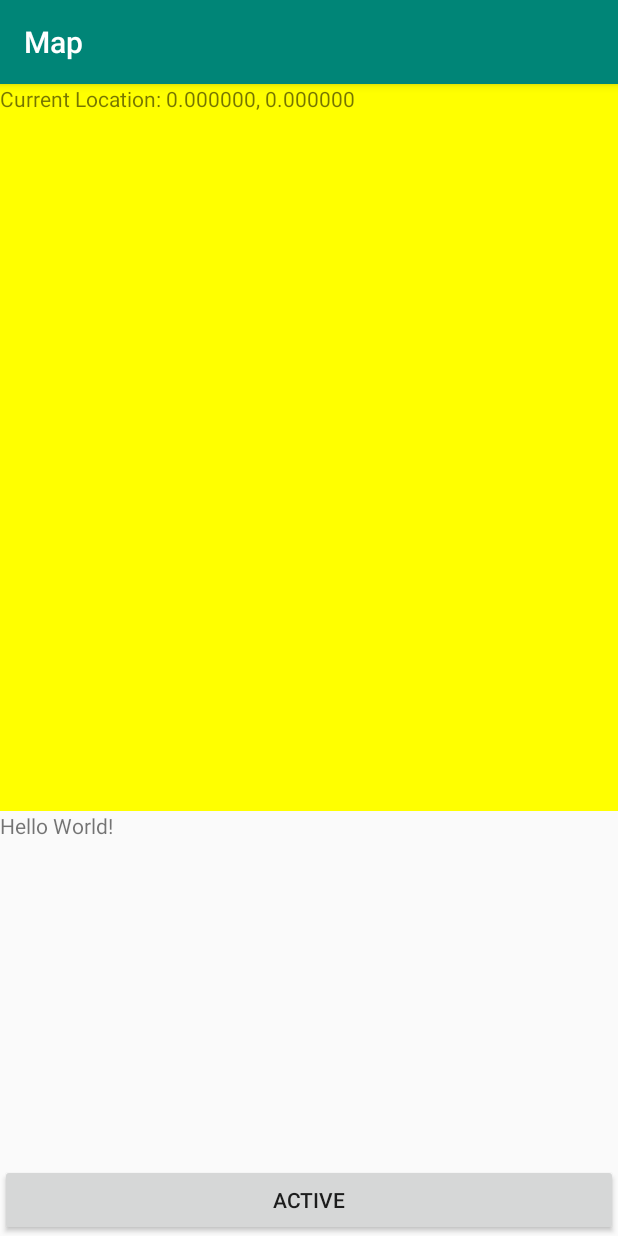
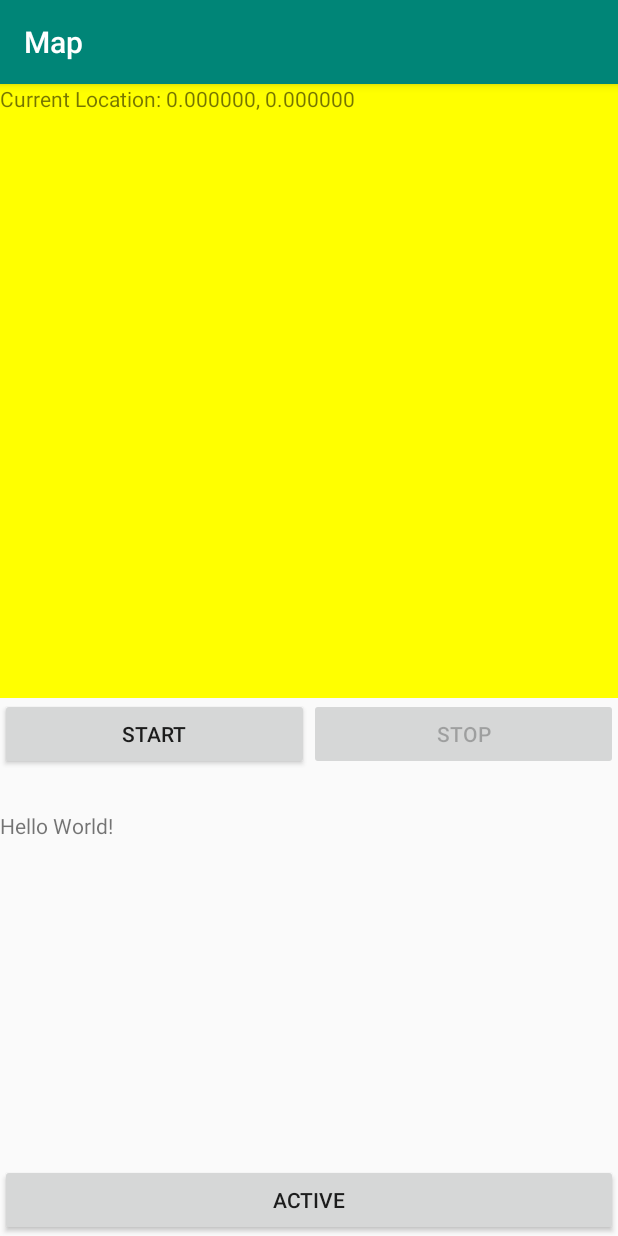
Before and after one commit to 4nna/burst, an Android app: the screen it shows after launch (MainActivity), on a phone screen of 412 x 824 dp. Run offline under Robolectric (Android 15) with nearby library versions, the phone set to English and light mode, and no system bars; our stand-ins replace ButterKnife, Volley; libraries missing offline, so code that uses them is left out: com.karumi.dexter.

```diff
--- a/app/src/main/java/de/hacktival/burst/MainActivity.java
+++ b/app/src/main/java/de/hacktival/burst/MainActivity.java
@@ -18,12 +18,14 @@ import android.net.Uri;
 import android.os.Build;
 import android.os.Bundle;
 import android.os.Looper;
+import android.provider.Settings;
 import android.support.annotation.NonNull;
 import android.support.v4.app.ActivityCompat;
 import android.support.v4.content.ContextCompat;
 import android.support.v7.app.AppCompatActivity;
 import android.util.Log;
 import android.view.View;
+//import android.webkit.PermissionRequest;
 import android.widget.Button;
 import android.widget.TextView;
 import android.widget.Toast;
@@ -52,6 +54,12 @@ import com.google.android.gms.tasks.OnCompleteListener;
 import com.google.android.gms.tasks.OnFailureListener;
 import com.google.android.gms.tasks.OnSuccessListener;
 import com.google.android.gms.tasks.Task;
+import com.karumi.dexter.Dexter;
+import com.karumi.dexter.PermissionToken;
+import com.karumi.dexter.listener.PermissionDeniedResponse;
+import com.karumi.dexter.listener.PermissionGrantedResponse;
+import com.karumi.dexter.listener.PermissionRequest;
+import com.karumi.dexter.listener.single.PermissionListener;
 
 import org.json.JSONException;
 import org.json.JSONObject;
@@ -59,6 +67,8 @@ import org.json.JSONObject;
 import java.util.ArrayList;
 import java.util.List;
 
+import butterknife.ButterKnife;
+import butterknife.OnClick;
 import de.hacktival.burst.utils.Network;
 //import static de.hacktival.burst.Constants;
 
@@ -70,6 +80,10 @@ public class MainActivity extends AppCompatActivity {
     //private static final String REQUESTING_LOCATION_UPDATES_KEY = "requesting_Location_Updates";
     private double latitude;
     private double longitude;
+    Button btnStartUpdates;
+    Button btnStopUpdates;
+    TextView simpleTextView;
+    Button activateButton;
 
     private SettingsClient mSettingsClient;
     private FusedLocationProviderClient mFusedLocationClient;
@@ -122,8 +136,10 @@ public class MainActivity extends AppCompatActivity {
 
 */
         setContentView(R.layout.activity_main); //set the layout
-        final TextView simpleTextView = (TextView) findViewById(R.id.location_text); //get the id for TextView
-        final Button activateButton = (Button) findViewById(R.id.button); //get the id for button
+        simpleTextView = (TextView) findViewById(R.id.location_text); //get the id for TextView
+        activateButton = (Button) findViewById(R.id.button); //get the id for button
+        btnStartUpdates=findViewById(R.id.btn_start_location_updates);
+        btnStopUpdates=findViewById(R.id.btn_stop_location_updates);
 
         simpleTextView.setText(String.format("Current Location: %f, %f", latitude, longitude));
         activateButton.setOnClickListener(new View.OnClickListener() {
@@ -137,6 +153,7 @@ public class MainActivity extends AppCompatActivity {
                 }
             }
         });
+        ButterKnife.bind(this);
 
         init_location();
         updateValuesFromBundle(savedInstanceState);
@@ -166,22 +183,7 @@ public class MainActivity extends AppCompatActivity {
     private void init_location(){
         mFusedLocationClient = LocationServices.getFusedLocationProviderClient(this);
         mSettingsClient = LocationServices.getSettingsClient(this);
-       /* mFusedLocationClient.getLastLocation()
-                .addOnSuccessListener(this, new OnSuccessListener<Location>() {
-                    @Override
-                    public void onSuccess(Location location) {
-                        // Got last known location. In some rare situations this can be null.
-                        if (location != null) {
-                            // Logic to handle location object
-                            latitude = location.getLatitude();
-                            longitude = location.getLongitude();
-                            final TextView simpleTextView = (TextView) findViewById(R.id.location_text);
-                            simpleTextView.setBackgroundColor(Color.RED);
-                            simpleTextView.setText(String.format("location is: %f, %f", longitude, latitude));
-                        }
-                    }
-                });
-*/
+
         mLocationCallback = new LocationCallback() {
             @Override
             public void onLocationResult(LocationResult locationResult) {
@@ -194,7 +196,7 @@ public class MainActivity extends AppCompatActivity {
             };
         };
 
-        mRequestingLocationUpdates = true;
+        mRequestingLocationUpdates = false;
         //LocationRequest mlocationRequest = LocationRequest.create();
         mLocationRequest = new LocationRequest();
         mLocationRequest.setInterval(10000);
@@ -234,9 +236,10 @@ public class MainActivity extends AppCompatActivity {
     private void updateLocationUI(){
         if (mCurrentLocation != null) {
             final TextView simpleTextView = (TextView) findViewById(R.id.location_text);
-            simpleTextView.setBackgroundColor(Color.BLUE);
+            //simpleTextView.setBackgroundColor(Color.BLUE);
             simpleTextView.setText(String.format("Current Location: %f - %f ", mCurrentLocation.getLatitude(), mCurrentLocation.getLongitude()));
         }
+        toggleButtons();
     }
 
     @Override
@@ -246,6 +249,18 @@ public class MainActivity extends AppCompatActivity {
         super.onSaveInstanceState(outState);
     }
 
+    private void toggleButtons() {
+        if (mRequestingLocationUpdates) {
+            btnStartUpdates.setEnabled(false);
+            btnStopUpdates.setEnabled(true);
+        } else {
+            btnStartUpdates.setEnabled(true);
+            btnStopUpdates.setEnabled(false);
+        }
+    }
+
+
+
     /**
      * Starting location updates
      * Check whether location settings are satisfied and then
@@ -253,8 +268,8 @@ public class MainActivity extends AppCompatActivity {
      */
 
     //@SuppressLint("MissingPermission")
-   // @SuppressLint("DefaultLocale")
-  /*  private void startLocationUpdates() {
+    // @SuppressLint("DefaultLocale")
+    private void startLocationUpdates() {
         mSettingsClient
                 .checkLocationSettings(mLocationSettingsRequest)
                 .addOnSuccessListener(this, new OnSuccessListener<LocationSettingsResponse>() {
@@ -301,9 +316,58 @@ public class MainActivity extends AppCompatActivity {
                     }
                 });
     }
-*/
 
-/*
+
+
+    @OnClick(R.id.btn_start_location_updates)
+    public void startLocationButtonClick() {
+        // Requesting ACCESS_FINE_LOCATION using Dexter library
+        Dexter.withActivity(this)
+                .withPermission(Manifest.permission.ACCESS_FINE_LOCATION)
+                .withListener(new PermissionListener() {
+                    @Override
+                    public void onPermissionGranted(PermissionGrantedResponse response) {
+                        mRequestingLocationUpdates = true;
+                        startLocationUpdates();
+                    }
+
+                    @Override
+                    public void onPermissionDenied(PermissionDeniedResponse response) {
+                        if (response.isPermanentlyDenied()) {
+                            // open device settings when the permission is
+                            // denied permanently
+                            openSettings();
+                        }
+                    }
+
+                    @Override
+                    public void onPermissionRationaleShouldBeShown(PermissionRequest permission, PermissionToken token) {
+                        token.continuePermissionRequest();
+                    }
+                }).check();
+    }
+
+    @OnClick(R.id.btn_stop_location_updates)
+    public void stopLocationButtonClick() {
+        mRequestingLocationUpdates = false;
+        stopLocationUpdates();
+    }
+
+
+    private void stopLocationUpdates() {
+        // Removing location updates
+        mFusedLocationClient
+                .removeLocationUpdates(mLocationCallback)
+                .addOnCompleteListener(this, new OnCompleteListener<Void>() {
+                    @Override
+                    public void onComplete(@NonNull Task<Void> task) {
+                        Toast.makeText(getApplicationContext(), "Location updates stopped!", Toast.LENGTH_SHORT).show();
+                        toggleButtons();
+                    }
+                });
+    }
+
+
     @Override
     protected void onActivityResult(int requestCode, int resultCode, Intent data) {
         switch (requestCode) {
@@ -322,8 +386,8 @@ public class MainActivity extends AppCompatActivity {
                 break;
         }
     }
-*/
-/*
+
+
     private void openSettings() {
         Intent intent = new Intent();
         intent.setAction(
@@ -334,17 +398,16 @@ public class MainActivity extends AppCompatActivity {
         intent.setFlags(Intent.FLAG_ACTIVITY_NEW_TASK);
         startActivity(intent);
     }
-*/
-    private void stopLocationUpdates() {
-        // Removing location updates
-        mFusedLocationClient.removeLocationUpdates(mLocationCallback)
-                .addOnCompleteListener(this, new OnCompleteListener<Void>() {
-                    @Override
-                    public void onComplete(@NonNull Task<Void> task) {
-                        Toast.makeText(getApplicationContext(), "Location updates stopped!", Toast.LENGTH_SHORT).show();
-                        //toggleButtons();
-                    }
-                });
+
+
+
+    @Override
+    protected void onResume() {
+        super.onResume();
+        if (mRequestingLocationUpdates && checkPermissions()) {
+            startLocationUpdates();
+        }
+        updateLocationUI();
     }
 
     private boolean checkPermissions() {
@@ -354,84 +417,15 @@ public class MainActivity extends AppCompatActivity {
     }
 
 
-    private void showMessageOKCancel(String message) {
-        new AlertDialog.Builder(MainActivity.this)
-                .setMessage(message)
-                .setPositiveButton("OK", listener)
-                .setNegativeButton("Cancel", listener)
-                .create()
-                .show();
-    }
-
-    DialogInterface.OnClickListener listener = new DialogInterface.OnClickListener() {
-
-        final int BUTTON_NEGATIVE = -2;
-        final int BUTTON_POSITIVE = -1;
-
-        @Override
-        public void onClick(DialogInterface dialog, int which) {
-            switch (which) {
-                case BUTTON_NEGATIVE:
-                    // int which = -2
-                    dialog.dismiss();
-                    break;
-
-                case BUTTON_POSITIVE:
-                    // int which = -1
-                    ActivityCompat.requestPermissions(
-                            MainActivity.this, new String[]{android.Manifest.permission.ACCESS_FINE_LOCATION},
-                            MY_PERMISSIONS_LOCATION);
-                    dialog.dismiss();
-                    break;
-            }
-        }
-    };
-
-    @Override
-    protected void onResume() {
-        super.onResume();
-   //     if (mRequestingLocationUpdates && checkPermissions()) {
-    //        startLocationUpdates();
-    //    }
-
-        if (ContextCompat.checkSelfPermission(this,
-                Manifest.permission.ACCESS_FINE_LOCATION)
-                != PackageManager.PERMISSION_GRANTED) {
-
-            // Permission is not granted
-            // Should we show an explanation?
-            if (ActivityCompat.shouldShowRequestPermissionRationale(this,
-                    Manifest.permission.ACCESS_FINE_LOCATION)) {
-                showMessageOKCancel("You need to allow access to Camera");
-                // Show an explanation to the user *asynchronously* -- don't block
-                // this thread waiting for the user's response! After the user
-                // sees the explanation, try again to request the permission.
-            } else {
-                // No explanation needed; request the permission
-                ActivityCompat.requestPermissions(this,
-                        new String[]{Manifest.permission.ACCESS_FINE_LOCATION},
-                        MY_PERMISSIONS_LOCATION);
-
-                // MY_PERMISSIONS_REQUEST_READ_CONTACTS is an
-                // app-defined int constant. The callback method gets the
-                // result of the request.
-            }
-        } else {
-            // Permission has already been granted
-            //startLocationUpdates();
-            mFusedLocationClient.requestLocationUpdates(mLocationRequest,
-                    mLocationCallback, Looper.myLooper());
-            updateLocationUI();
-        }
-
-    }
 
 
 
     @Override
     protected void onPause() {
         super.onPause();
-        stopLocationUpdates();
+        if (mRequestingLocationUpdates) {
+            stopLocationUpdates();
+        }
     }
 
 
--- a/app/src/main/res/layout/activity_main.xml
+++ b/app/src/main/res/layout/activity_main.xml
@@ -15,6 +15,26 @@
         android:visibility="visible"
         tools:visibility="visible" />
 
+    <LinearLayout
+        android:layout_width="match_parent"
+        android:layout_height="75dp"
+        android:orientation="horizontal">
+
+        <Button
+            android:id="@+id/btn_start_location_updates"
+            android:layout_width="wrap_content"
+            android:layout_height="wrap_content"
+            android:layout_weight="1"
+            android:text="start" />
+
+        <Button
+            android:id="@+id/btn_stop_location_updates"
+            android:layout_width="wrap_content"
+            android:layout_height="wrap_content"
+            android:layout_weight="1"
+            android:text="stop" />
+    </LinearLayout>
+
     <TextView
         android:id="@+id/matched_text"
         android:layout_width="match_parent"
```
Also changed, not shown: app/build.gradle (+12 -0 lines).
